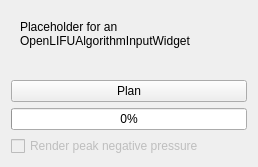
Qt form OpenLIFUSonicationPlanner/Resources/UI/OpenLIFUSonicationPlanner.ui (arhowe00/SlicerOpenLIFU) before a commit.
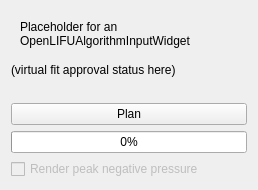
The same form after that commit. Custom widgets are drawn as their Qt base class.

Commit message: Display virtual fit approval in preplanning and planning modules (#84)

```diff
--- a/OpenLIFUSonicationPlanner/Resources/UI/OpenLIFUSonicationPlanner.ui
+++ b/OpenLIFUSonicationPlanner/Resources/UI/OpenLIFUSonicationPlanner.ui
@@ -7,7 +7,7 @@
     <x>0</x>
     <y>0</y>
     <width>258</width>
-    <height>167</height>
+    <height>190</height>
    </rect>
   </property>
   <layout class="QVBoxLayout" name="verticalLayout_2">
@@ -25,6 +25,13 @@
      </layout>
     </widget>
    </item>
+   <item>
+    <widget class="QLabel" name="virtualFitApprovalStatusLabel">
+     <property name="text">
+      <string>(virtual fit approval status here)</string>
+     </property>
+    </widget>
+   </item>
    <item>
     <spacer name="verticalSpacer_2">
      <property name="orientation">
```
The commit also changes 4 other files.
